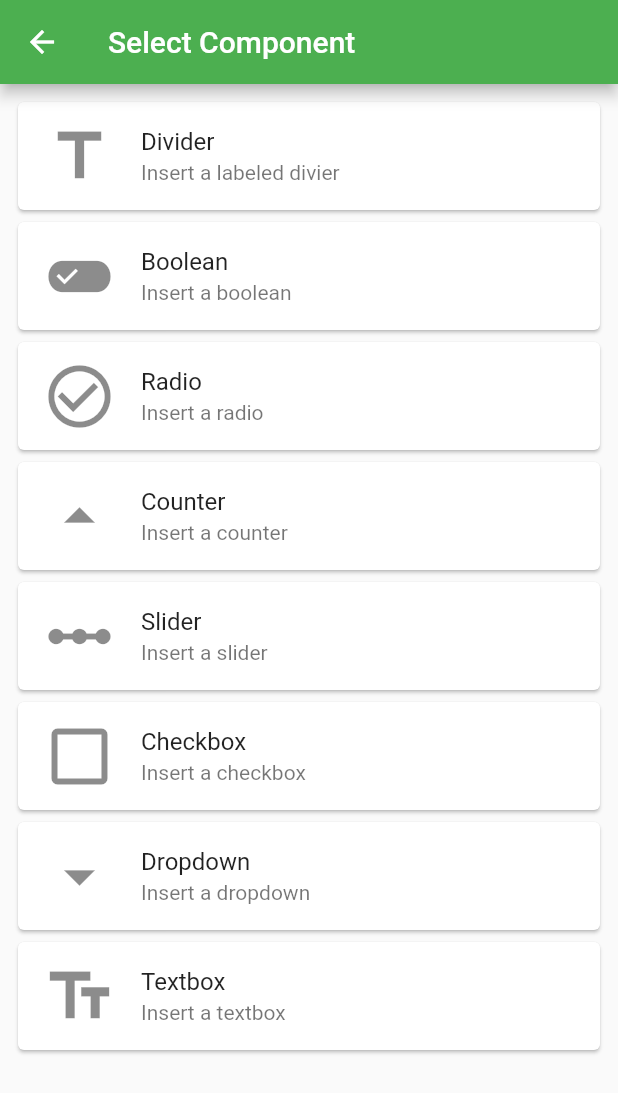
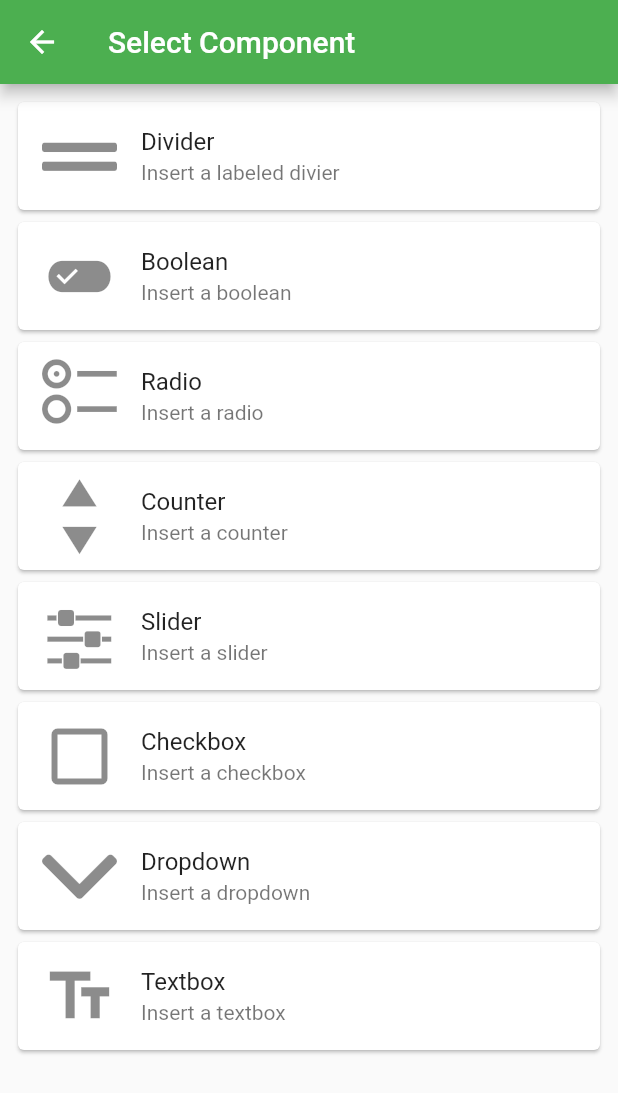
Before and after one commit to DanielYanger/scouting_master, a Flutter app: the screen it shows after launch, after a tap on the "add" icon, on a phone screen of 412 x 824 dp. Shown: the top 1093 px of the screen. Run offline on Flutter 3.47's test engine with Material 2 defaults, Android fonts, the phone set to English and light mode, and no system bars; our stand-ins replace flutter_form_builder.

Commit message:
Custom Icons

```diff
--- a/lib/componentSelector.dart
+++ b/lib/componentSelector.dart
@@ -2,6 +2,7 @@ import 'package:flutter/cupertino.dart';
 import 'package:flutter/material.dart';
 import 'package:scoutingmaster/dividerAdder.dart';
 import 'package:scoutingmaster/radioAdder.dart';
+import 'package:scoutingmaster/scouting_icons_icons.dart';
 
 import 'booleanAdder.dart';
 import 'checkboxAdder.dart';
@@ -34,7 +35,7 @@ class ComponentSelectorPageState extends State<ComponentSelectorPage> {
                 title: Text("Divider"),
                 subtitle: Text("Insert a labeled divier"),
                 leading: Icon(
-                  Icons.title,
+                  ScoutingIcons.divider,
                   size: 50,
                 ),
                 onTap: () {
@@ -66,7 +67,7 @@ class ComponentSelectorPageState extends State<ComponentSelectorPage> {
                 title: Text("Radio"),
                 subtitle: Text("Insert a radio"),
                 leading: Icon(
-                  Icons.check_circle_outline,
+                  ScoutingIcons.radio_button,
                   size: 50,
                 ),
                 onTap: () {
@@ -82,7 +83,7 @@ class ComponentSelectorPageState extends State<ComponentSelectorPage> {
                 title: Text("Counter"),
                 subtitle: Text("Insert a counter"),
                 leading: Icon(
-                  Icons.arrow_drop_up,
+                  ScoutingIcons.counter,
                   size: 50,
                 ),
                 onTap: () {
@@ -98,7 +99,7 @@ class ComponentSelectorPageState extends State<ComponentSelectorPage> {
                 title: Text("Slider"),
                 subtitle: Text("Insert a slider"),
                 leading: Icon(
-                  Icons.linear_scale,
+                  ScoutingIcons.sliders,
                   size: 50,
                 ),
                 onTap: () {
@@ -131,7 +132,7 @@ class ComponentSelectorPageState extends State<ComponentSelectorPage> {
                 title: Text("Dropdown"),
                 subtitle: Text("Insert a dropdown"),
                 leading: Icon(
-                  Icons.arrow_drop_down,
+                  ScoutingIcons.down_arrow,
                   size: 50,
                 ),
                 onTap: () {
--- a/lib/formCreator.dart
+++ b/lib/formCreator.dart
@@ -1,5 +1,6 @@
 import 'package:flutter/cupertino.dart';
 import 'package:flutter/material.dart';
+import 'package:scoutingmaster/scouting_icons_icons.dart';
 
 import 'componentSelector.dart';
 import 'settings.dart';
@@ -28,6 +29,10 @@ class FormCreatorPageState extends State<FormCreatorPage> {
     return Scaffold(
       appBar: AppBar(
         title: Text("624 Form Creator"),
+        leading: Icon(
+          ScoutingIcons.radioactive,
+          size: 50,
+        ),
         actions: <Widget>[
           IconButton(
             icon: Icon(Icons.more_vert),
@@ -123,10 +128,21 @@ class FormCreatorPageState extends State<FormCreatorPage> {
                   Card(
                     child: ListTile(
                       title: Center(child: Text("No Form Detected")),
-                      subtitle: Center(
-                          child: Text(
-                              "Start creating a form by clicking the + button below.")),
+                      subtitle: Text(
+                        "Start creating a form by clicking the + button below.",
+                        textAlign: TextAlign.center,
+                      ),
                       isThreeLine: true,
+                      leading: Icon(
+                        Icons.warning,
+                        size: 50,
+                        color: Colors.red,
+                      ),
+                      trailing: Icon(
+                        Icons.warning,
+                        size: 50,
+                        color: Colors.red,
+                      ),
                     ),
                   )
                 ],
--- /dev/null
+++ b/lib/scouting_icons_icons.dart
@@ -0,0 +1,47 @@
+/// Flutter icons ScoutingIcons
+/// Copyright (C) 2020 by original authors @ fluttericon.com, fontello.com
+/// This font was generated by FlutterIcon.com, which is derived from Fontello.
+///
+/// To use this font, place it in your fonts/ directory and include the
+/// following in your pubspec.yaml
+///
+/// flutter:
+///   fonts:
+///    - family:  ScoutingIcons
+///      fonts:
+///       - asset: fonts/ScoutingIcons.ttf
+///
+///
+/// * Entypo, Copyright (C) 2012 by Daniel Bruce
+///         Author:    Daniel Bruce
+///         License:   SIL (http://scripts.sil.org/OFL)
+///         Homepage:  http://www.entypo.com
+/// * RPG Awesome, Copyright (c) 2014, Daniela Howe
+///         Author:    Daniela Howe & Ivan Montiel
+///         License:   SIL (http://scripts.sil.org/OFL)
+///         Homepage:  http://nagoshiashumari.github.io/Rpg-Awesome/
+/// * Font Awesome 4, Copyright (C) 2016 by Dave Gandy
+///         Author:    Dave Gandy
+///         License:   SIL ()
+///         Homepage:  http://fortawesome.github.com/Font-Awesome/
+/// * Font Awesome 5, Copyright (C) 2016 by Dave Gandy
+///         Author:    Dave Gandy
+///         License:   SIL (https://github.com/FortAwesome/Font-Awesome/blob/master/LICENSE.txt)
+///         Homepage:  http://fortawesome.github.com/Font-Awesome/
+///
+import 'package:flutter/widgets.dart';
+
+class ScoutingIcons {
+  ScoutingIcons._();
+
+  static const _kFontFam = 'ScoutingIcons';
+  static const _kFontPkg = null;
+
+  static const IconData down_arrow = IconData(0xe800, fontFamily: _kFontFam, fontPackage: _kFontPkg);
+  static const IconData boolean = IconData(0xe801, fontFamily: _kFontFam, fontPackage: _kFontPkg);
+  static const IconData radio_button = IconData(0xe802, fontFamily: _kFontFam, fontPackage: _kFontPkg);
+  static const IconData counter = IconData(0xe803, fontFamily: _kFontFam, fontPackage: _kFontPkg);
+  static const IconData radioactive = IconData(0xea79, fontFamily: _kFontFam, fontPackage: _kFontPkg);
+  static const IconData sliders = IconData(0xf1de, fontFamily: _kFontFam, fontPackage: _kFontPkg);
+  static const IconData divider = IconData(0xf7a4, fontFamily: _kFontFam, fontPackage: _kFontPkg);
+}
```
Also changed, not shown: pubspec.yaml (+5 -6 lines), icons/ScoutingIcons.ttf (added).
